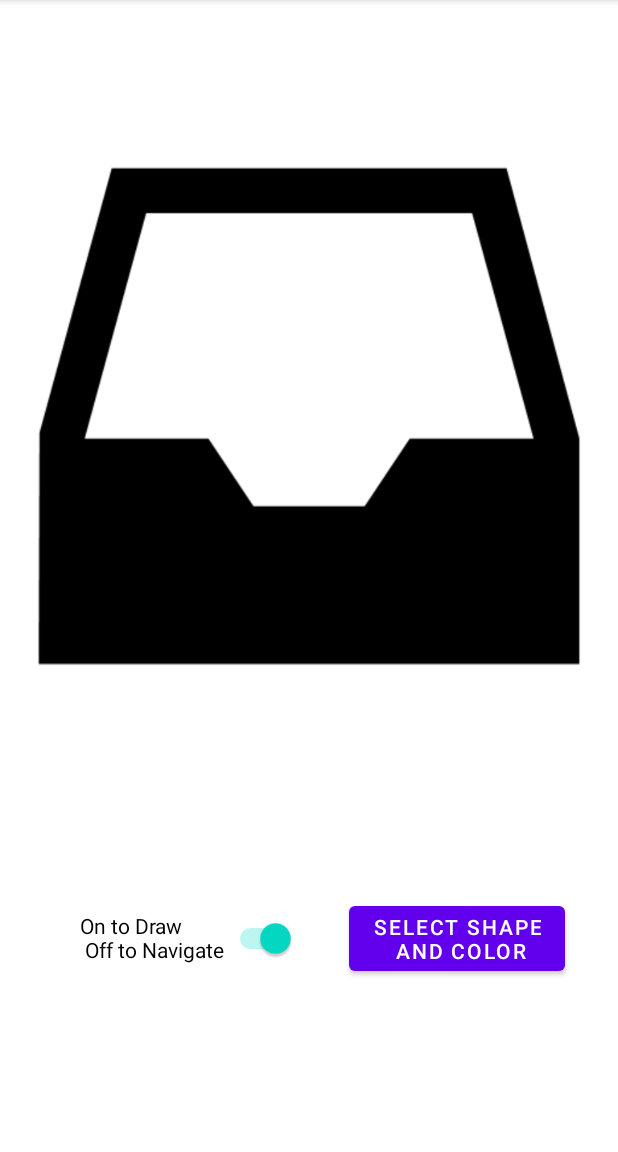
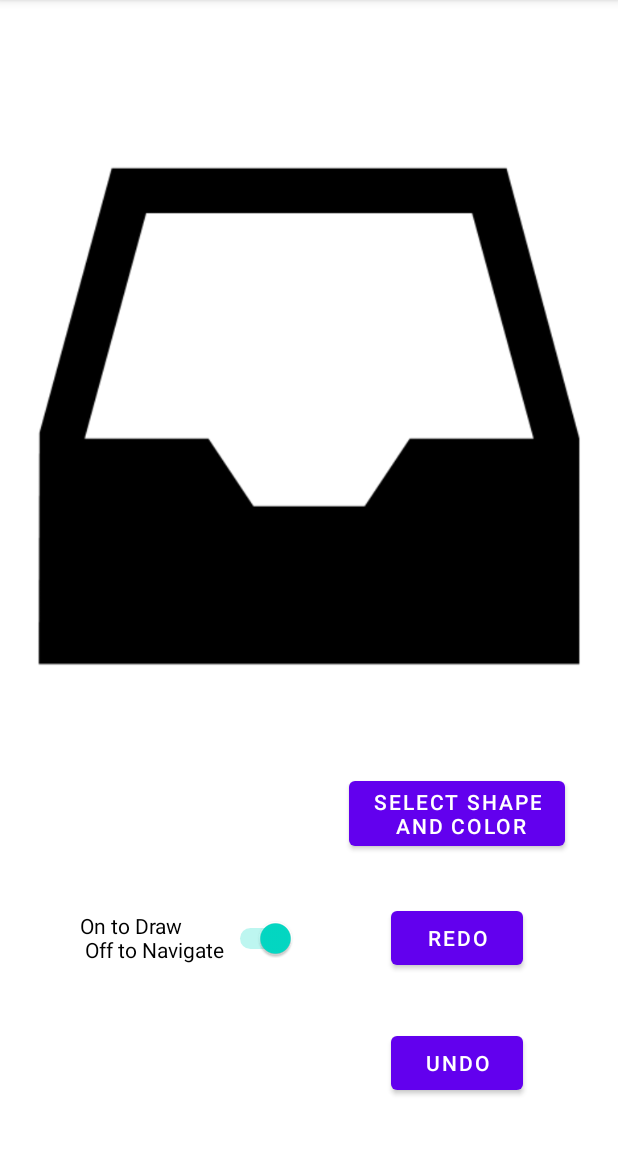
Before and after one commit to thrushalex/NUMAD23Sp_Team27, an Android app: the DrawingActivity screen opened directly, with no data from a screen before it, on a phone screen of 412 x 824 dp, the part 84-1236 px from its top. Run offline under Robolectric (Android 15) with nearby library versions, the phone set to English and light mode, and no system bars.

Commit message:
Add undo redo buttons (functionality to be implemented)

```diff
--- a/app/src/main/java/edu/northeastern/numad23sp_team27/DrawingActivity.java
+++ b/app/src/main/java/edu/northeastern/numad23sp_team27/DrawingActivity.java
@@ -22,6 +22,8 @@ import androidx.appcompat.app.AppCompatActivity;
 import androidx.constraintlayout.widget.ConstraintLayout;
 import androidx.core.content.ContextCompat;
 
+import java.lang.reflect.Array;
+import java.util.ArrayList;
 import java.util.Objects;
 
 public class DrawingActivity extends AppCompatActivity implements View.OnTouchListener {
@@ -40,11 +42,15 @@ public class DrawingActivity extends AppCompatActivity implements View.OnTouchLi
     private GestureDetector gestureDetector;
     private Paint paint;
     private Button shapeColorButton;
+    private Button undoButton;
+    private Button redoButton;
     private String shape;
     private String color;
     private String shapeText;
+    private ArrayList<Bitmap> undoStack;
     private static final String preferences = "projTalkPreferences";
-    SharedPreferences sharedpreferences;
+    private SharedPreferences sharedpreferences;
+    private final int undoRedoMaxSize = 10;
 
     @Override
     protected void onCreate(Bundle savedInstanceState) {
@@ -52,6 +58,8 @@ public class DrawingActivity extends AppCompatActivity implements View.OnTouchLi
         setContentView(R.layout.activity_drawing);
 
         shapeColorButton = findViewById(R.id.shapeColorSelectButton);
+        undoButton = findViewById(R.id.undoButton);
+        redoButton = findViewById(R.id.redoButton);
         drawingImageView = findViewById(R.id.imageView);
         constraintLayout = findViewById(R.id.constraintLayout);
         paint = new Paint();
@@ -61,6 +69,7 @@ public class DrawingActivity extends AppCompatActivity implements View.OnTouchLi
         shape = "rectangle";
         color = "black";
         shapeText = "";
+        undoStack = new ArrayList<>();
         sharedpreferences = getSharedPreferences(preferences, Context.MODE_PRIVATE);
         gestureDetector = new GestureDetector(this,new OnSwipeListener(){
 
--- a/app/src/main/res/layout/activity_drawing.xml
+++ b/app/src/main/res/layout/activity_drawing.xml
@@ -40,6 +40,26 @@
         android:layout_width="wrap_content"
         android:layout_height="wrap_content"
         android:text="Select Shape\n and Color"
+        app:layout_constraintBottom_toTopOf="@+id/redoButton"
+        app:layout_constraintEnd_toEndOf="parent"
+        app:layout_constraintStart_toEndOf="@+id/drawNavigateSwitch"
+        app:layout_constraintTop_toBottomOf="@+id/imageView" />
+
+    <Button
+        android:id="@+id/undoButton"
+        android:layout_width="wrap_content"
+        android:layout_height="wrap_content"
+        android:text="Undo"
+        app:layout_constraintBottom_toBottomOf="parent"
+        app:layout_constraintEnd_toEndOf="parent"
+        app:layout_constraintStart_toEndOf="@+id/drawNavigateSwitch"
+        app:layout_constraintTop_toBottomOf="@+id/redoButton" />
+
+    <Button
+        android:id="@+id/redoButton"
+        android:layout_width="wrap_content"
+        android:layout_height="wrap_content"
+        android:text="Redo"
         app:layout_constraintBottom_toBottomOf="parent"
         app:layout_constraintEnd_toEndOf="parent"
         app:layout_constraintStart_toEndOf="@+id/drawNavigateSwitch"
```
